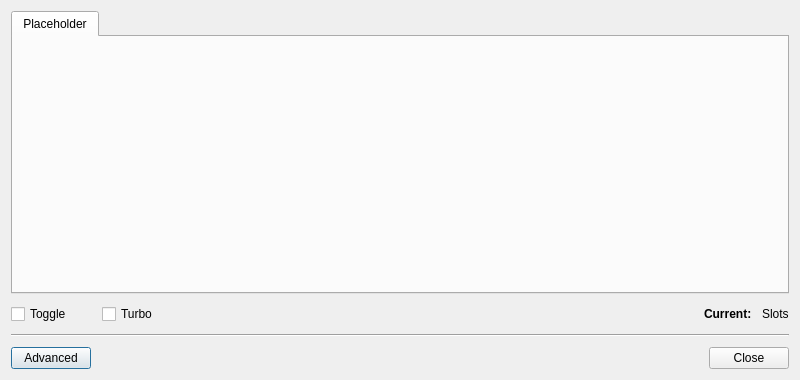
Above: buttoneditdialog.ui from AntiMicroX/antimicrox before the change. Below: the same form after it.
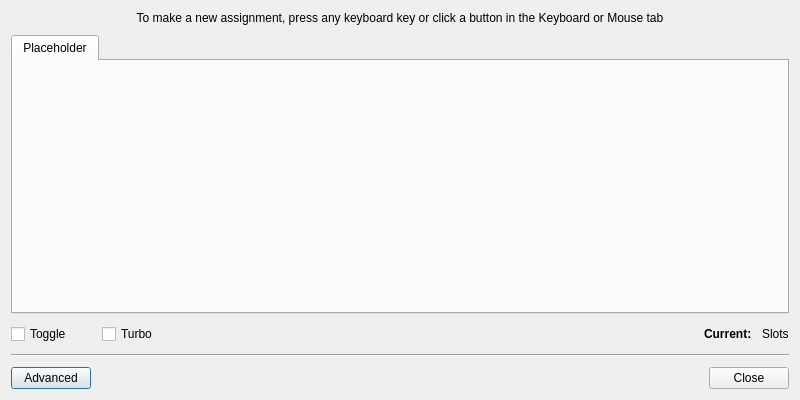
That is the form after the change. Custom widgets are drawn as their Qt base class.

Commit message: Added help label to ButtonEditDialog

Diff of the .ui file:
```diff
--- a/buttoneditdialog.ui
+++ b/buttoneditdialog.ui
@@ -7,13 +7,13 @@
     <x>0</x>
     <y>0</y>
     <width>800</width>
-    <height>380</height>
+    <height>400</height>
    </rect>
   </property>
   <property name="minimumSize">
    <size>
     <width>800</width>
-    <height>380</height>
+    <height>400</height>
    </size>
   </property>
   <property name="windowTitle">
@@ -26,6 +26,16 @@
    <property name="spacing">
     <number>10</number>
    </property>
+   <item>
+    <widget class="QLabel" name="helpAssignLabel">
+     <property name="text">
+      <string>To make a new assignment, press any keyboard key or click a button in the Keyboard or Mouse tab</string>
+     </property>
+     <property name="alignment">
+      <set>Qt::AlignCenter</set>
+     </property>
+    </widget>
+   </item>
    <item>
     <widget class="VirtualKeyboardMouseWidget" name="virtualKeyMouseTabWidget">
      <property name="currentIndex">
```
The commit also changes 1 other file.
